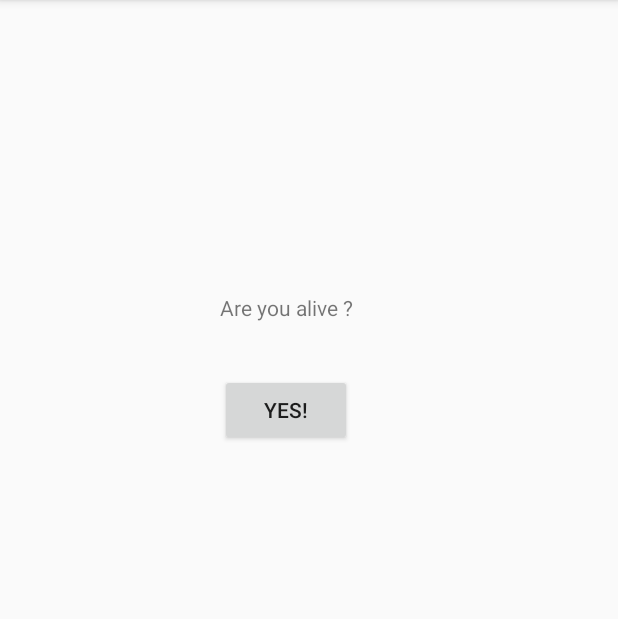
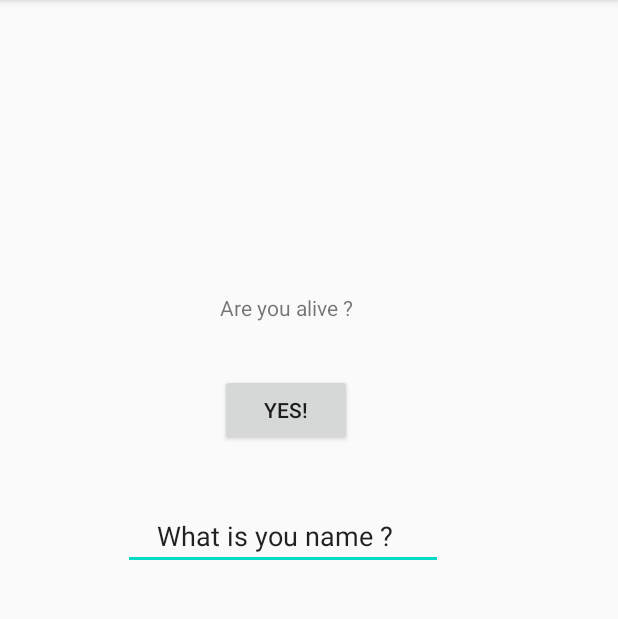
Before and after one commit to Zainyaseen731/Android, an Android app: the screen it shows after launch (MainActivity), on a phone screen of 412 x 824 dp, the part 84-703 px from its top. Run offline under Robolectric (Android 15) with nearby library versions, the phone set to English and light mode, and no system bars.

Commit message:
Adding a question about name

```diff
--- a/app/src/main/res/layout/activity_main.xml
+++ b/app/src/main/res/layout/activity_main.xml
@@ -31,4 +31,18 @@
         app:layout_constraintTop_toBottomOf="@+id/textView"
         app:layout_constraintVertical_bias="0.069" />
 
+    <EditText
+        android:id="@+id/editTextTextPersonName2"
+        android:layout_width="wrap_content"
+        android:layout_height="wrap_content"
+        android:ems="10"
+        android:inputType="textPersonName"
+        android:text="    What is you name ?"
+        app:layout_constraintBottom_toBottomOf="parent"
+        app:layout_constraintEnd_toEndOf="parent"
+        app:layout_constraintHorizontal_bias="0.412"
+        app:layout_constraintStart_toStartOf="parent"
+        app:layout_constraintTop_toBottomOf="@+id/button"
+        app:layout_constraintVertical_bias="0.087" />
+
 </androidx.constraintlayout.widget.ConstraintLayout>
```
